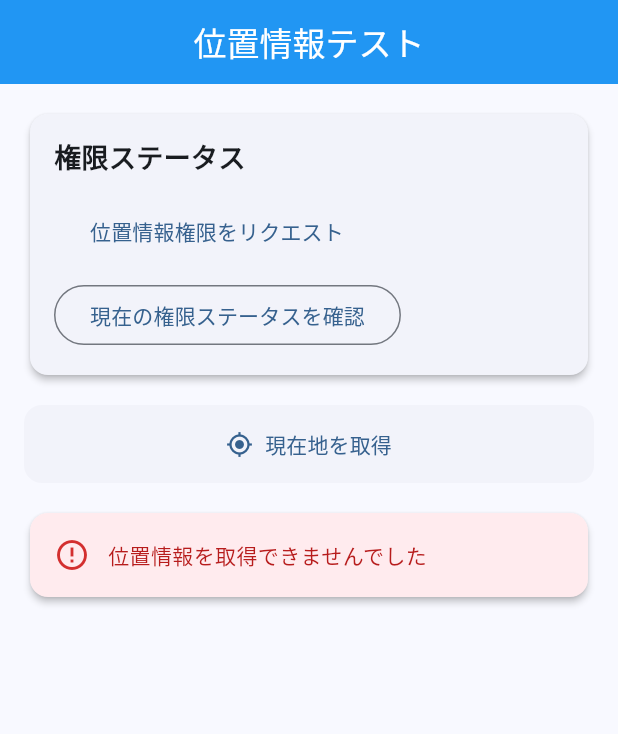
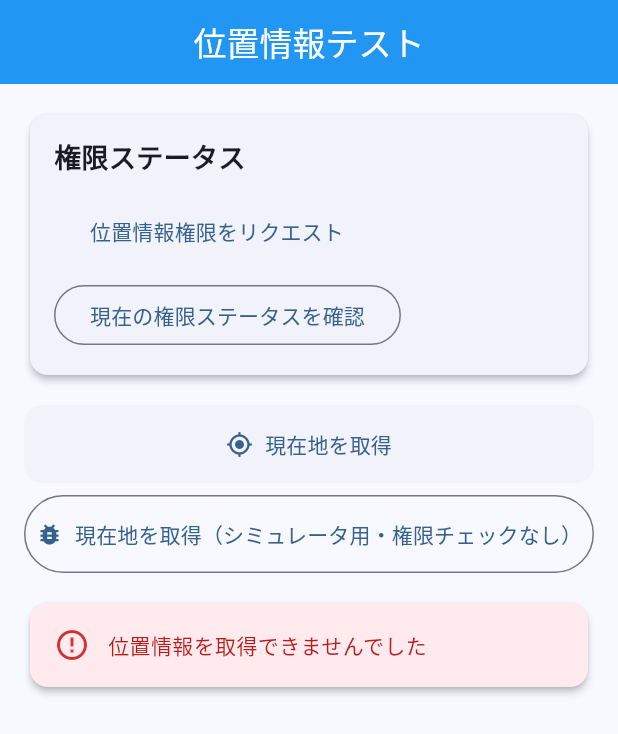
Before and after one commit to hoshido-k/BUBBLE, a Flutter app: the LocationTestScreen screen opened by its route, after a tap on "現在地を取得", on a phone screen of 412 x 824 dp. Shown: the top 734 px of the screen. Run offline on Flutter 3.47's test engine with Material 3 defaults, Android fonts, the phone set to English and light mode, and no system bars; our stand-ins replace firebase_auth, firebase_core, flutter_secure_storage, geocoding, geolocator, go_router and 1 more; accounts and stored records are empty; generated files the repository leaves out were written again.

Commit message:
feat: Add simulator-friendly location testing
- Add option to skip permission check for simulator testing
- Add detailed debug logging for location operations
- Add dedicated button for simulator testing
- Improve error messages and feedback

This allows testing location functionality in iOS simulator
where permission dialogs may not work correctly.

🤖 Generated with [Claude Code](https://claude.com/claude-code)

Co-Authored-By: Claude <noreply@anthropic.com>

```diff
--- a/mobile/lib/screens/location/location_test_screen.dart
+++ b/mobile/lib/screens/location/location_test_screen.dart
@@ -71,21 +71,37 @@ class _LocationTestScreenState extends State<LocationTestScreen> {
     }
   }
 
-  Future<void> _getCurrentLocation() async {
+  Future<void> _getCurrentLocation({bool skipPermissionCheck = false}) async {
     setState(() {
       _isLoading = true;
       _errorMessage = null;
     });
 
     try {
-      final position = await _locationService.getCurrentLocation();
+      Position? position;
+
+      if (skipPermissionCheck) {
+        // For simulator testing - skip permission check
+        print('Attempting to get location without permission check...');
+        position = await Geolocator.getCurrentPosition(
+          locationSettings: const LocationSettings(
+            accuracy: LocationAccuracy.high,
+            distanceFilter: 10,
+          ),
+        );
+      } else {
+        position = await _locationService.getCurrentLocation();
+      }
 
       if (position != null) {
+        print('Got position: ${position.latitude}, ${position.longitude}');
+
         // Get address
         final address = await _locationService.getAddressFromCoordinates(
           position.latitude,
           position.longitude,
         );
+        print('Got address: $address');
 
         // Calculate status
         final status = _locationService.calculateLocationStatus(
@@ -93,6 +109,7 @@ class _LocationTestScreenState extends State<LocationTestScreen> {
           homeAddress: _homeAddress,
           workAddress: _workAddress,
         );
+        print('Calculated status: ${status.statusText}');
 
         setState(() {
           _currentPosition = position;
@@ -105,6 +122,7 @@ class _LocationTestScreenState extends State<LocationTestScreen> {
         });
       }
     } catch (e) {
+      print('Error getting location: $e');
       setState(() {
         _errorMessage = 'エラー: $e';
       });
@@ -223,6 +241,19 @@ class _LocationTestScreenState extends State<LocationTestScreen> {
                 : const Icon(Icons.my_location),
             label: const Text('現在地を取得'),
             style: ElevatedButton.styleFrom(
+              padding: const EdgeInsets.symmetric(vertical: 16),
+            ),
+          ),
+          const SizedBox(height: 8),
+
+          // Simulator test button
+          OutlinedButton.icon(
+            onPressed: _isLoading
+                ? null
+                : () => _getCurrentLocation(skipPermissionCheck: true),
+            icon: const Icon(Icons.bug_report),
+            label: const Text('現在地を取得（シミュレータ用・権限チェックなし）'),
+            style: OutlinedButton.styleFrom(
               padding: const EdgeInsets.symmetric(vertical: 16),
             ),
           ),
```
